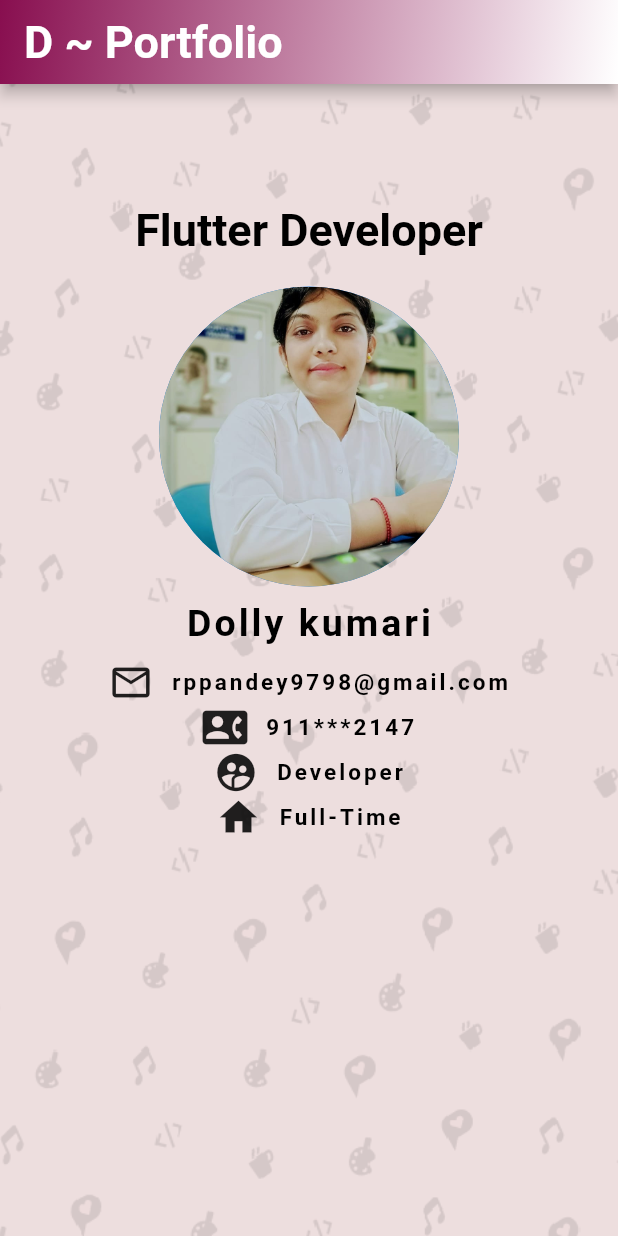
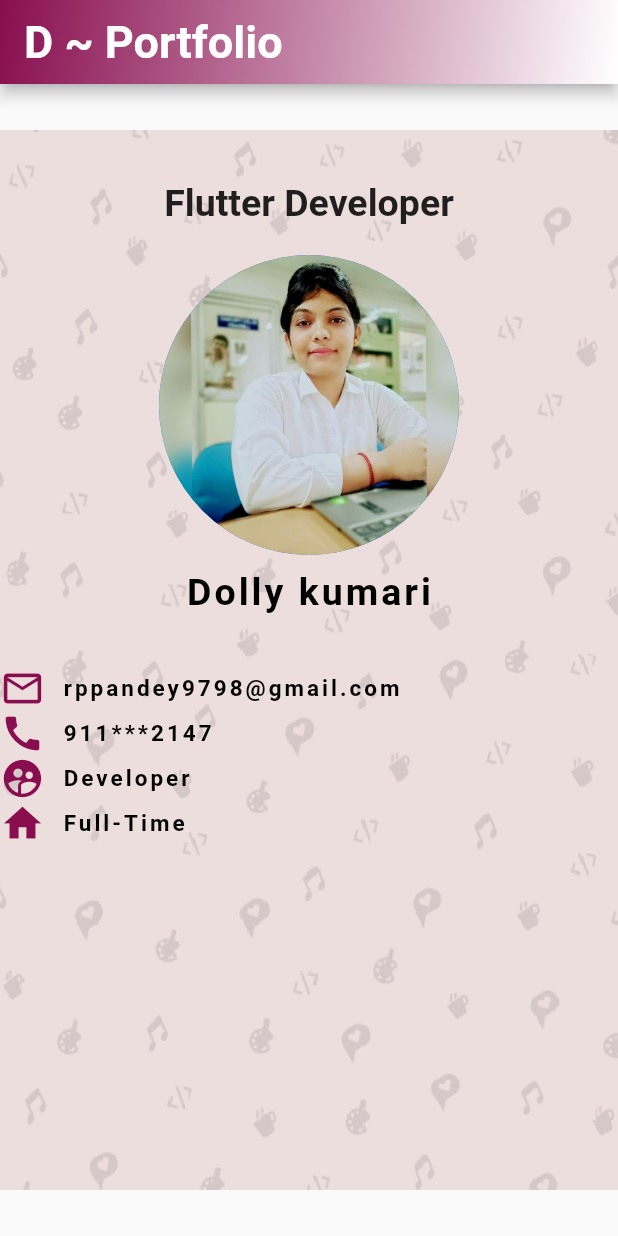
Before and after one commit to dollykumari9798/hello_world, a Flutter app: the Home screen opened directly, on a phone screen of 412 x 824 dp. Run offline on Flutter 3.47's test engine with Material 2 defaults, Android fonts, the phone set to English and light mode, and no system bars; drawn by our look-alikes of animated_text_kit; our stand-ins replace font_awesome_flutter; Roboto replaces fonts that are missing (Smooch).

```diff
--- a/lib/try.dart
+++ b/lib/try.dart
@@ -1,5 +1,6 @@
 import 'package:flutter/material.dart';
 import 'package:font_awesome_flutter/font_awesome_flutter.dart';
+import 'package:animated_text_kit/animated_text_kit.dart';
 // import 'package:gradient ';
 
 void main() {
@@ -38,25 +39,49 @@ class Home extends StatelessWidget {
           constraints: BoxConstraints.expand(),
           decoration: BoxDecoration(
               image: DecorationImage(
-                  image: AssetImage('assets/image/bg.png'), fit: BoxFit.cover)),
+                  image: AssetImage('assets/image/bg.png'),
+                  fit: BoxFit.fitWidth)),
           child: Column(
             children: <Widget>[
+              SizedBox(
+                height: 15,
+              ),
               Padding(
-                  padding: const EdgeInsets.only(top: 80.0),
-                  child: Text(
-                    'Flutter Developer',
-                    style: TextStyle(
-                        color: Colors.black,
-                        fontSize: 30,
-                        fontWeight: FontWeight.bold),
-                  )),
+                padding: const EdgeInsets.only(top: 50.0),
+                child: AnimatedTextKit(
+                  animatedTexts: [
+                    TypewriterAnimatedText('Flutter Developer',
+                        textStyle: TextStyle(
+                          fontSize: 25,
+                          fontWeight: FontWeight.bold,
+                        )),
+                    TypewriterAnimatedText('Frontend-web Developer',
+                        textStyle: TextStyle(
+                            fontSize: 25, fontWeight: FontWeight.bold)),
+                    TypewriterAnimatedText(' JAVA-programmer',
+                        textStyle: TextStyle(
+                            fontSize: 25, fontWeight: FontWeight.bold)),
+                    TypewriterAnimatedText('Graphic Designer',
+                        textStyle: TextStyle(
+                            fontSize: 25, fontWeight: FontWeight.bold)),
+                  ],
+                ),
+
+                // child: Text(
+                //   'Flutter Developer',
+                //   style: TextStyle(
+                //       color: Colors.black,
+                //       fontSize: 30,
+                //       fontWeight: FontWeight.bold),
+                // )
+              ),
               SizedBox(
                 height: 20,
               ),
               CircleAvatar(
                 radius: 100,
-                backgroundImage: AssetImage('assets/image/my_pic.jpg'),
-                // fit: BoxFit.fitHeight,
+                backgroundImage: AssetImage('assets/image/last.jpeg'),
+                // fit: BoxFit.fill,
               ),
               SizedBox(
                 height: 10,
@@ -71,16 +96,17 @@ class Home extends StatelessWidget {
                     fontFamily: 'Smooch'),
               ),
               SizedBox(
-                height: 10,
+                height: 35,
               ),
               Column(
                 children: <Widget>[
                   Row(
-                    mainAxisAlignment: MainAxisAlignment.center,
+                    // mainAxisAlignment: MainAxisAlignment.center,
                     children: <Widget>[
                       // FaIcon(FontAwesomeIcons.mailchimp),
                       Icon(
                         Icons.mail_outline,
+                        color: Colors.pink[900],
                         size: 30,
                       ),
                       Text('  rppandey9798@gmail.com',
@@ -93,10 +119,11 @@ class Home extends StatelessWidget {
                     ],
                   ),
                   Row(
-                    mainAxisAlignment: MainAxisAlignment.center,
+                    // mainAxisAlignment: MainAxisAlignment.center,
                     children: <Widget>[
                       Icon(
-                        Icons.contact_phone,
+                        Icons.call,
+                        color: Colors.pink[900],
                         size: 30,
                       ),
                       Text('  911***2147',
@@ -109,10 +136,11 @@ class Home extends StatelessWidget {
                     ],
                   ),
                   Row(
-                    mainAxisAlignment: MainAxisAlignment.center,
+                    // mainAxisAlignment: MainAxisAlignment.center,
                     children: <Widget>[
                       Icon(
                         Icons.supervised_user_circle,
+                        color: Colors.pink[900],
                         size: 30,
                       ),
                       Text('  Developer',
@@ -125,10 +153,11 @@ class Home extends StatelessWidget {
                     ],
                   ),
                   Row(
-                    mainAxisAlignment: MainAxisAlignment.center,
+                    // mainAxisAlignment: MainAxisAlignment.center,
                     children: <Widget>[
                       Icon(
                         Icons.home,
+                        color: Colors.pink[900],
                         size: 30,
                       ),
                       Text('  Full-Time',
--- a/pubspec.yaml
+++ b/pubspec.yaml
@@ -17,6 +17,7 @@ dependencies:
   # Use with the CupertinoIcons class for iOS style icons.
   cupertino_icons: ^1.0.2
   font_awesome_flutter: ^10.1.0
+  animated_text_kit: ^4.2.1
 
 dev_dependencies:
   flutter_driver:
```
Also changed, not shown: assets/image/last.jpeg (added), assets/image/my_pic.jpg (deleted), pubspec.lock, 16 other files.
